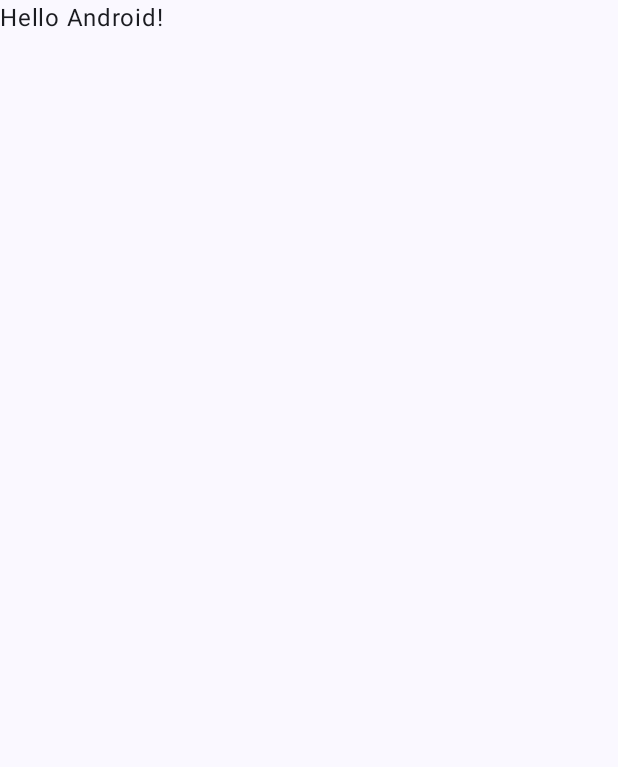
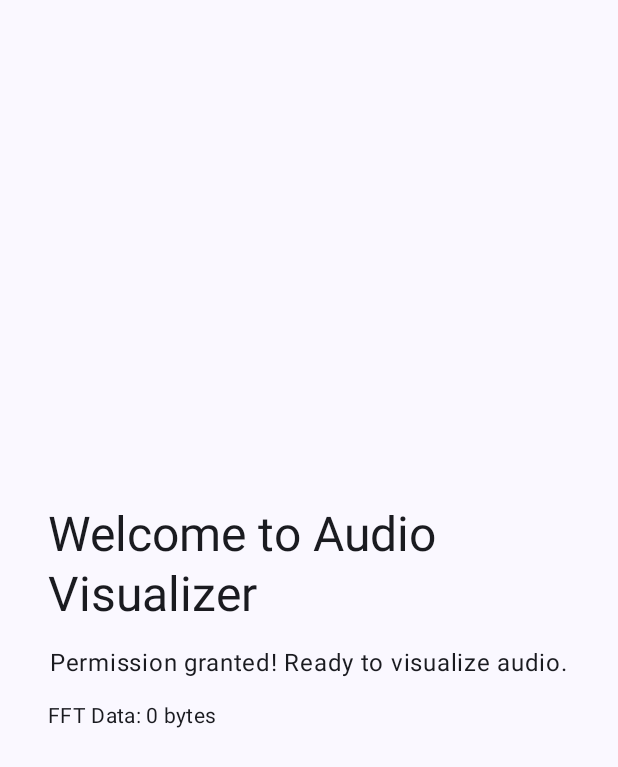
Before and after one commit to tayadehritik/AudioVisualizer, an Android app built with Jetpack Compose: the screen it shows after launch (MainActivity), on a phone screen of 412 x 824 dp. Before the commit the part shown is almost empty. Shown: the top 767 px of the screen. Run offline under Robolectric (Android 15) with nearby library versions, the phone set to English and light mode, and no system bars.

Commit message:
imporved AudioVisualizer

```diff
--- /dev/null
+++ b/app/src/main/java/com/example/audiovisualizer/HomePage.kt
@@ -0,0 +1,133 @@
+package com.example.audiovisualizer
+
+import android.Manifest
+import android.content.pm.PackageManager
+import androidx.activity.compose.rememberLauncherForActivityResult
+import androidx.activity.result.contract.ActivityResultContracts
+import android.util.Log
+import androidx.compose.foundation.layout.*
+import androidx.compose.material3.*
+import androidx.compose.runtime.*
+import androidx.compose.ui.Alignment
+import androidx.compose.ui.Modifier
+import androidx.compose.ui.platform.LocalContext
+import androidx.compose.ui.text.style.TextAlign
+import androidx.compose.ui.unit.dp
+import androidx.core.content.ContextCompat
+import com.tayadehritik.audiovisualizer.AudioVisualizer
+
+@Composable
+fun HomePage() {
+    val context = LocalContext.current
+    var hasRecordPermission by remember {
+        mutableStateOf(
+            ContextCompat.checkSelfPermission(
+                context,
+                Manifest.permission.RECORD_AUDIO,
+            ) == PackageManager.PERMISSION_GRANTED,
+        )
+    }
+
+    val permissionLauncher =
+        rememberLauncherForActivityResult(
+            contract = ActivityResultContracts.RequestPermission(),
+        ) { isGranted ->
+            hasRecordPermission = isGranted
+        }
+
+    Box(
+        modifier = Modifier.fillMaxSize(),
+        contentAlignment = Alignment.Center,
+    ) {
+        if (!hasRecordPermission) {
+            Column(
+                horizontalAlignment = Alignment.CenterHorizontally,
+                verticalArrangement = Arrangement.spacedBy(16.dp),
+                modifier = Modifier.padding(32.dp),
+            ) {
+                Text(
+                    text = "Audio Recording Permission Required",
+                    style = MaterialTheme.typography.headlineMedium,
+                    textAlign = TextAlign.Center,
+                )
+
+                Text(
+                    text = "This app needs access to your microphone to visualize audio.",
+                    style = MaterialTheme.typography.bodyLarge,
+                    textAlign = TextAlign.Center,
+                )
+
+                Button(
+                    onClick = {
+                        permissionLauncher.launch(Manifest.permission.RECORD_AUDIO)
+                    },
+                ) {
+                    Text("Grant Permission")
+                }
+            }
+        } else {
+            val visualizer = remember {
+                AudioVisualizer(0).apply {
+                    try {
+                        initialize()
+                        start()
+                        Log.d("HomePage", "AudioVisualizer started successfully")
+                    } catch (e: Exception) {
+                        Log.e("HomePage", "Failed to start AudioVisualizer", e)
+                    }
+                }
+            }
+
+            DisposableEffect(visualizer) {
+                onDispose {
+                    visualizer.release()
+                    Log.d("HomePage", "AudioVisualizer released")
+                }
+            }
+
+            // Collect FFT data from the Flow as State
+            val fftData by visualizer.fftDataFlow.collectAsState()
+
+            // Debug logging
+            LaunchedEffect(fftData) {
+                Log.d("HomePage", "FFT data in UI: ${fftData?.size ?: "null"}")
+            }
+
+            Column(
+                modifier = Modifier.padding(32.dp),
+                horizontalAlignment = Alignment.CenterHorizontally,
+                verticalArrangement = Arrangement.spacedBy(16.dp),
+            ) {
+                Text(
+                    text = "Welcome to Audio Visualizer",
+                    style = MaterialTheme.typography.headlineLarge,
+                )
+
+                Text(
+                    text = "Permission granted! Ready to visualize audio.",
+                    style = MaterialTheme.typography.bodyLarge,
+                )
+
+                Text(
+                    text = "FFT Data: ${fftData?.size ?: 0} bytes",
+                    style = MaterialTheme.typography.bodyMedium,
+                    modifier = Modifier.fillMaxWidth(),
+                )
+
+                fftData?.let { data ->
+                    Text(
+                        text = "First 10 values: ${data.take(10).joinToString { it.toString() }}",
+                        style = MaterialTheme.typography.bodySmall,
+                        modifier = Modifier.fillMaxWidth(),
+                    )
+
+                    // Show more detailed data
+                    Text(
+                        text = "Data sample: ${data.take(5).map { it.toInt() }}",
+                        style = MaterialTheme.typography.bodySmall,
+                    )
+                }
+            }
+        }
+    }
+}
--- a/app/src/main/java/com/example/audiovisualizer/MainActivity.kt
+++ b/app/src/main/java/com/example/audiovisualizer/MainActivity.kt
@@ -20,10 +20,7 @@ class MainActivity : ComponentActivity() {
         setContent {
             AudioVisualizerTheme {
                 Scaffold(modifier = Modifier.fillMaxSize()) { innerPadding ->
-                    Greeting(
-                        name = "Android",
-                        modifier = Modifier.padding(innerPadding),
-                    )
+                    HomePage()
                 }
             }
         }
```
Also changed, not shown: audiovisualizer/src/main/java/com/tayadehritik/audiovisualizer/AudioVisualizer.kt (+29 -9 lines), 1 other file.
